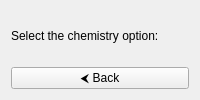
Before: the Qt Designer form GUI/Ubuntu/src/gui/ui/calculation_input_page.ui in srebughini/ASALI, drawn with Qt 5.
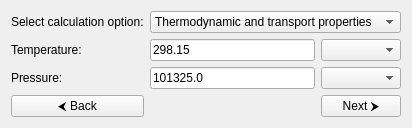
After: the same form once the commit is applied.

Commit message: Add temperature and pressure input

The edit to the form file:
```diff
--- a/GUI/Ubuntu/src/gui/ui/calculation_input_page.ui
+++ b/GUI/Ubuntu/src/gui/ui/calculation_input_page.ui
@@ -6,17 +6,91 @@
                 <item row="0" column="0">
                     <widget class="QLabel" name="testLabel">
                         <property name="text">
-                            <string>Select the chemistry option:</string>
+                            <string>Select calculation option:</string>
                         </property>
                     </widget>
                 </item>
+                <item row="0" column="1" colspan="2">
+                    <widget class="QComboBox" name="chemistryComboBox">
+                        <item>
+                            <property name="text">
+                                <string>Thermodynamic and transport properties</string>
+                            </property>
+                        </item>
+                        <item>
+                            <property name="text">
+                                <string>Vacuum properties</string>
+                            </property>
+                        </item>
+                        <item>
+                            <property name="text">
+                                <string>Chemical equilibrium</string>
+                            </property>
+                         </item>
+                        <item>
+                            <property name="text">
+                                <string>Chemical equilibrium</string>
+                            </property>
+                        </item>
+                    </widget>
+                </item>
+
+                <!-- Row 1 -->
                 <item row="1" column="0">
+                    <widget class="QLabel" name="temperatureLabel">
+                        <property name="text">
+                            <string>Temperature:</string>
+                        </property>
+                    </widget>
+                </item>
+                <item row="1" column="1">
+                    <widget class="QLineEdit" name="temperatureEditLine">
+                        <property name="text">
+                            <string>298.15</string>
+                        </property>
+                    </widget>
+                </item>
+                <item row="1" column="2">
+                    <widget class="QComboBox" name="temperatureComboBox">
+                    </widget>
+                </item>
+
+                <!-- Row 2 -->
+                <item row="2" column="0">
+                    <widget class="QLabel" name="pressureLabel">
+                        <property name="text">
+                            <string>Pressure:</string>
+                        </property>
+                    </widget>
+                </item>
+                <item row="2" column="1">
+                    <widget class="QLineEdit" name="pressureEditLine">
+                        <property name="text">
+                            <string>101325.0</string>
+                        </property>
+                    </widget>
+                </item>
+                <item row="2" column="2">
+                    <widget class="QComboBox" name="pressureComboBox">
+                    </widget>
+                </item>
+
+
+                <!-- Row 3 -->
+                <item row="3" column="0">
                     <widget class="QPushButton" name="backButton">
                         <property name="text">
                             <string>&#x2B9C; Back</string>
                         </property>
                     </widget>
                 </item>
+                <item row="3" column="2">
+                    <widget class="QPushButton" name="nextButton">
+                        <property name="text">
+                            <string>Next &#x2B9E;</string>
+                        </property>
+                    </widget>
+                </item>
             </layout>
         </widget>
 </ui>
```
Left out of the diff: 7 changed lines with no effect on the pictures. The commit also changes 7 other files.
